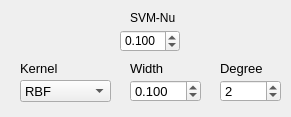
Qt form _AlgorithmsPlugins/KernelMethods/paramsSVMcluster.ui (b4silio/MLDemos) before a commit.
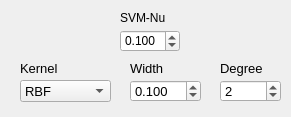
The same form after that commit.

Patch:
```diff
--- a/_AlgorithmsPlugins/KernelMethods/paramsSVMcluster.ui
+++ b/_AlgorithmsPlugins/KernelMethods/paramsSVMcluster.ui
@@ -196,9 +196,9 @@
   <widget class="QLabel" name="label_9">
    <property name="geometry">
     <rect>
-     <x>130</x>
+     <x>120</x>
      <y>10</y>
-     <width>50</width>
+     <width>60</width>
      <height>16</height>
     </rect>
    </property>
```
Left out of the diff: 6 changed lines with no effect on the pictures.
